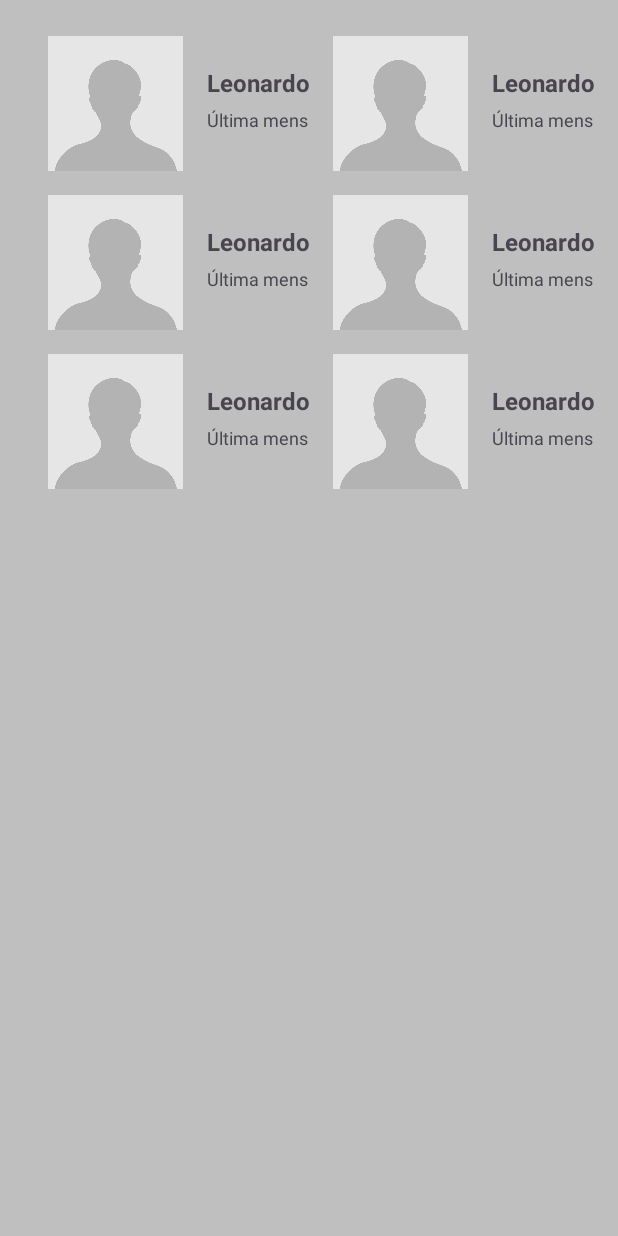
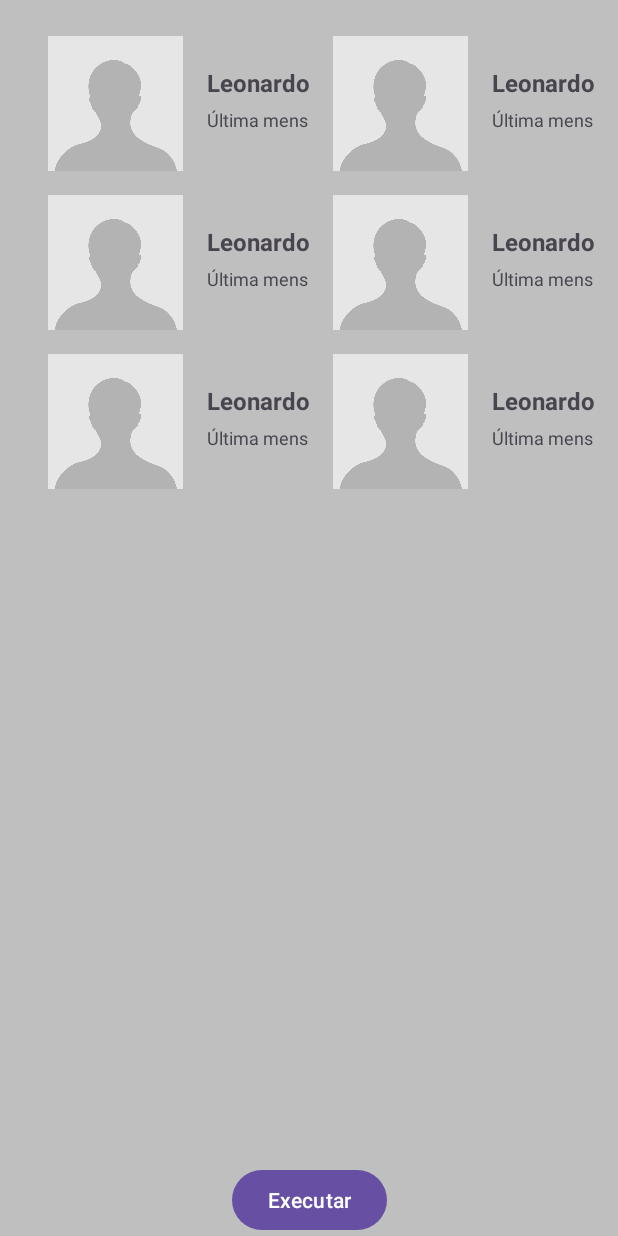
Before and after one commit to LeoNRig/Colections, an Android app: the layout activity_recyclerview.xml on its own in the app's theme, with its tools: preview values and no code run, on a phone screen of 412 x 824 dp. Run offline under Robolectric (Android 15) with nearby library versions, the phone set to English and light mode, and no system bars.

```diff
--- a/app/src/main/res/layout/activity_recyclerview.xml
+++ b/app/src/main/res/layout/activity_recyclerview.xml
@@ -2,28 +2,37 @@
 <androidx.constraintlayout.widget.ConstraintLayout xmlns:android="http://schemas.android.com/apk/res/android"
     xmlns:app="http://schemas.android.com/apk/res-auto"
     xmlns:tools="http://schemas.android.com/tools"
-    android:id="@+id/rv_lista"
     android:layout_width="match_parent"
     android:layout_height="match_parent"
     tools:context=".RecyclerviewActivity">
 
     <androidx.recyclerview.widget.RecyclerView
+        android:id="@+id/rv_lista"
         android:layout_width="0dp"
         android:layout_height="0dp"
         android:layout_marginStart="16dp"
         android:layout_marginTop="16dp"
         android:layout_marginEnd="16dp"
         android:layout_marginBottom="16dp"
+        app:layoutManager="androidx.recyclerview.widget.StaggeredGridLayoutManager"
         app:layout_constraintBottom_toBottomOf="parent"
         app:layout_constraintEnd_toEndOf="parent"
         app:layout_constraintHorizontal_bias="0.5"
         app:layout_constraintStart_toStartOf="parent"
         app:layout_constraintTop_toTopOf="parent"
         app:layout_constraintVertical_bias="0.5"
-        app:layoutManager="androidx.recyclerview.widget.StaggeredGridLayoutManager"
         app:spanCount="2"
         tools:itemCount="16"
         tools:listitem="@layout/item_lista" />
+
+    <Button
+        android:id="@+id/btn_atualizar"
+        android:layout_width="wrap_content"
+        android:layout_height="wrap_content"
+        android:text="Executar"
+        app:layout_constraintBottom_toBottomOf="parent"
+        app:layout_constraintEnd_toEndOf="parent"
+        app:layout_constraintStart_toStartOf="parent" />
 
     <!--    LinearLayout-->
     <!--        app:layoutManager="androidx.recyclerview.widget.LinearLayoutManager"-->
--- a/app/src/main/res/layout/item_cardview.xml
+++ b/app/src/main/res/layout/item_cardview.xml
@@ -6,6 +6,7 @@
     android:layout_height="wrap_content">
 
     <androidx.cardview.widget.CardView
+        android:id="@+id/card_view_layout"
         android:layout_width="wrap_content"
         android:layout_height="wrap_content"
         android:layout_marginStart="8dp"
@@ -28,7 +29,7 @@
             android:layout_height="match_parent">
 
             <ImageView
-                android:id="@+id/imageView"
+                android:id="@+id/image_card_perfil"
                 android:layout_width="0dp"
                 android:layout_height="120dp"
                 android:layout_marginStart="8dp"
@@ -51,7 +52,7 @@
                 app:layout_constraintEnd_toEndOf="parent"
                 app:layout_constraintHorizontal_bias="0.0"
                 app:layout_constraintStart_toStartOf="parent"
-                app:layout_constraintTop_toBottomOf="@+id/imageView" />
+                app:layout_constraintTop_toBottomOf="@+id/image_card_perfil" />
 
             <TextView
                 android:id="@+id/text_card_ultima"
```
Also changed, not shown: app/src/main/java/com/example/colections/MensagemAdapter.kt (+35 -5 lines), app/src/main/java/com/example/colections/RecyclerviewActivity.kt (+36 -3 lines). Lines whose indentation alone changed are shown as unchanged.
